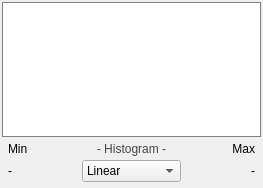
Qt form src/QtUtils/Widgets/QtHistogramWidget.ui (SCIInstitute/Seg3D) before a commit.
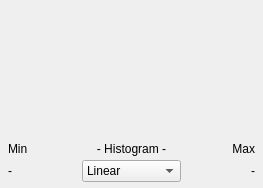
The same form after that commit.

Diff of the .ui file:
```diff
--- a/src/QtUtils/Widgets/QtHistogramWidget.ui
+++ b/src/QtUtils/Widgets/QtHistogramWidget.ui
@@ -19,17 +19,6 @@
   <property name="windowTitle">
    <string>Form</string>
   </property>
-  <property name="styleSheet">
-   <string notr="true">QWidget#histogram_window_{
-  border: 1px solid gray;
-  background-color: white;
-
-}
-
-QLabel#label_3{
-  color: rgb(68, 68, 68);
-}</string>
-  </property>
   <layout class="QHBoxLayout" name="horizontalLayout_4">
    <property name="spacing">
     <number>0</number>
```
Left out of the diff: 3 changed lines with no effect on the pictures.
